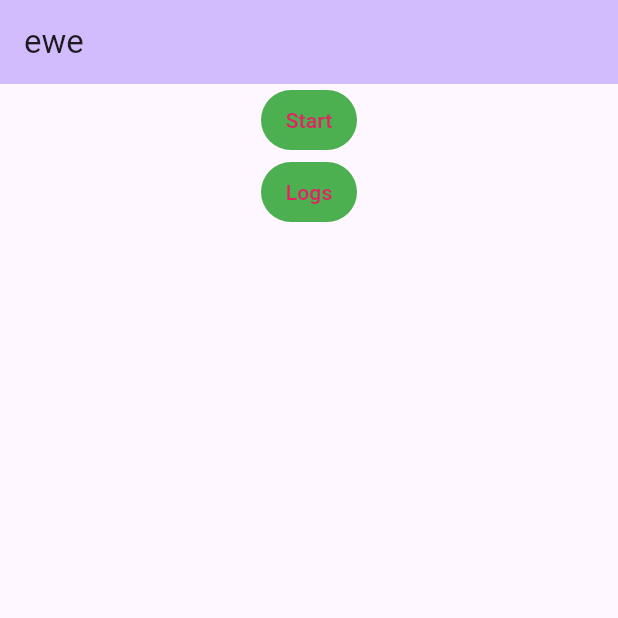
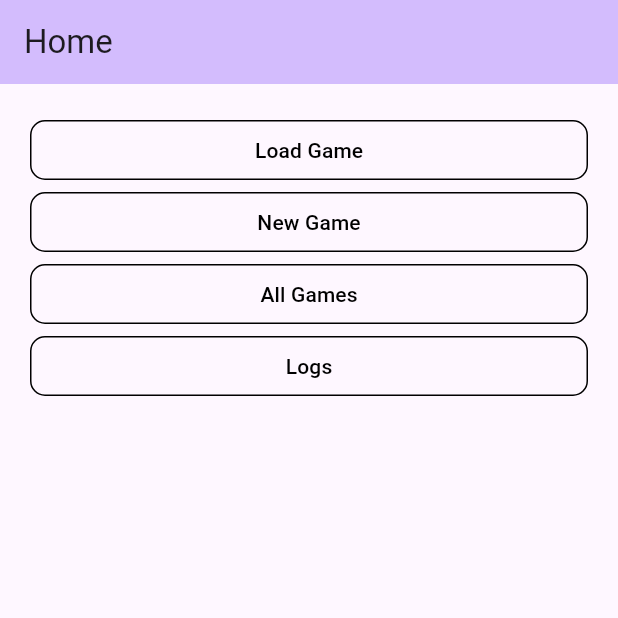
Before and after one commit to DragonCat4012/Fluff, a Flutter app: the screen it shows after launch, on a phone screen of 412 x 824 dp, the top half of it. Run offline on Flutter 3.47's test engine with Material 3 defaults, Android fonts, the light colour scheme and no system bars.

Commit message:
Edit HomeView

```diff
--- a/lib/GameView.dart
+++ b/lib/GameView.dart
@@ -2,6 +2,7 @@ import 'package:fluff/LogCard.dart';
 import 'package:flutter/material.dart';
 import 'package:fluff/LogEntry.dart';
 import 'package:fluff/LogView.dart';
+import 'Styling.dart';
 
 class MyHomePage extends StatefulWidget {
   const MyHomePage({super.key, required this.title});
--- a/lib/HomeView.dart
+++ b/lib/HomeView.dart
@@ -1,5 +1,6 @@
 import 'package:flutter/material.dart';
 import 'GameView.dart';
+import 'Styling.dart';
 
 class HomeView extends StatelessWidget {
   const HomeView({super.key});
@@ -14,12 +15,16 @@ class HomeView extends StatelessWidget {
         backgroundColor: Theme.of(context).colorScheme.inversePrimary,
         // Here we take the value from the MyHomePage object that was created by
         // the App.build method, and use it to set our appbar title.
-        title: Text("ewe"),
+        title: Text("Home"),
       ),
       body: Center(
+          child: Container(
+              padding: const EdgeInsets.all(20.0),
               child: Column(
                 children: [
-          TextButton(
+                  SizedBox(
+                    width: double.infinity,
+                    child: TextButton(
                       onPressed: () {
                         Navigator.push(
                           context,
@@ -27,22 +32,41 @@ class HomeView extends StatelessWidget {
                               builder: (context) => MyHomePage(title: "UwU")),
                         );
                       },
-              child: Text("Start"),
-            style: ButtonStyle(
-              foregroundColor: MaterialStateProperty.all<Color>(Colors.pink),
-              backgroundColor: MaterialStateProperty.all<Color>(Colors.green),
-              overlayColor: MaterialStateProperty.resolveWith<Color?>(
-                    (Set<MaterialState> states) {
-                  if (states.contains(MaterialState.hovered))
-                    return Colors.blue.withOpacity(0.04);
-                  if (states.contains(MaterialState.focused) ||
-                      states.contains(MaterialState.pressed))
-                    return Colors.blue.withOpacity(0.12);
-                  return null; // Defer to the widget's default.
+                      child: Text("Load Game"),
+                      style: Styling().defaultButtonStyle(),
+                    ),
+                  ),
+                  SizedBox(
+                    width: double.infinity,
+                    child: TextButton(
+                      onPressed: () {
+                        Navigator.push(
+                          context,
+                          MaterialPageRoute(
+                              builder: (context) => MyHomePage(title: "UwU")),
+                        );
                       },
+                      child: Text("New Game"),
+                      style: Styling().defaultButtonStyle(),
                     ),
-            ),),
-          TextButton(
+                  ),
+                  SizedBox(
+                    width: double.infinity,
+                    child: TextButton(
+                      onPressed: () {
+                        Navigator.push(
+                          context,
+                          MaterialPageRoute(
+                              builder: (context) => MyHomePage(title: "UwU")),
+                        );
+                      },
+                      child: Text("All Games"),
+                      style: Styling().defaultButtonStyle(),
+                    ),
+                  ),
+                  SizedBox(
+                    width: double.infinity,
+                    child: TextButton(
                       onPressed: () {
                         Navigator.push(
                           context,
@@ -51,22 +75,11 @@ class HomeView extends StatelessWidget {
                         );
                       },
                       child: Text("Logs"),
-            style: ButtonStyle(
-              foregroundColor: MaterialStateProperty.all<Color>(Colors.pink),
-              backgroundColor: MaterialStateProperty.all<Color>(Colors.green),
-              overlayColor: MaterialStateProperty.resolveWith<Color?>(
-                    (Set<MaterialState> states) {
-                  if (states.contains(MaterialState.hovered))
-                    return Colors.blue.withOpacity(0.04);
-                  if (states.contains(MaterialState.focused) ||
-                      states.contains(MaterialState.pressed))
-                    return Colors.blue.withOpacity(0.12);
-                  return null; // Defer to the widget's default.
-                },
+                      style: Styling().defaultButtonStyle(),
                     ),
-            ),)
+                  ),
                 ],
-      )), // This trailing comma makes auto-formatting nicer for build methods.
+              ))), // This trailing comma makes auto-formatting nicer for build methods.
     );
   }
 }
--- /dev/null
+++ b/lib/Styling.dart
@@ -0,0 +1,33 @@
+import 'package:flutter/material.dart';
+
+ class Styling {
+
+   Styling();
+
+   static var styleA = ButtonStyle(
+    shape: MaterialStateProperty.all(
+      RoundedRectangleBorder(
+        borderRadius: BorderRadius.circular(10.0),
+        side: BorderSide(width: 1, color: Colors.black),
+      ),
+    ),
+    foregroundColor: MaterialStateProperty.all<Color>(Colors.black),
+    backgroundColor: MaterialStateProperty.all<Color>(Colors.transparent),
+    overlayColor: MaterialStateProperty.resolveWith<Color?>(
+          (Set<MaterialState> states) {
+        if (states.contains(MaterialState.hovered))
+          return Colors.blue.withOpacity(0.04);
+        if (states.contains(MaterialState.focused) ||
+            states.contains(MaterialState.pressed))
+          return Colors.blue.withOpacity(0.12);
+        return null; // Defer to the widget's default.
+      },
+    ),
+  );
+
+
+
+   ButtonStyle defaultButtonStyle() {
+     return styleA;
+   }
+}
```
Lines whose indentation alone changed are shown as unchanged.
